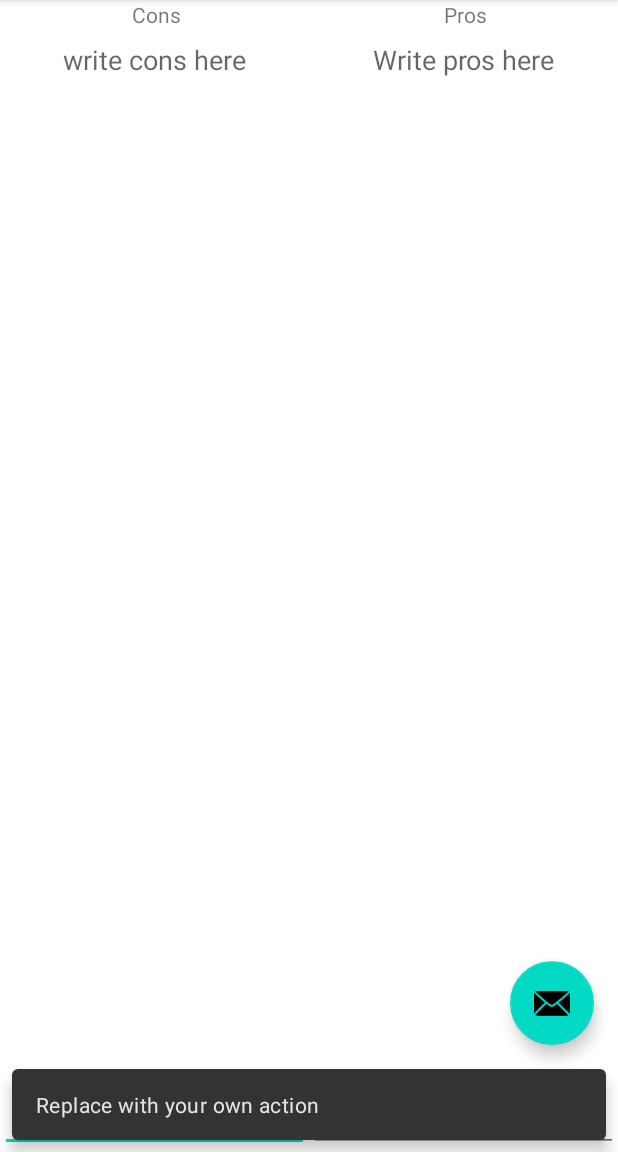
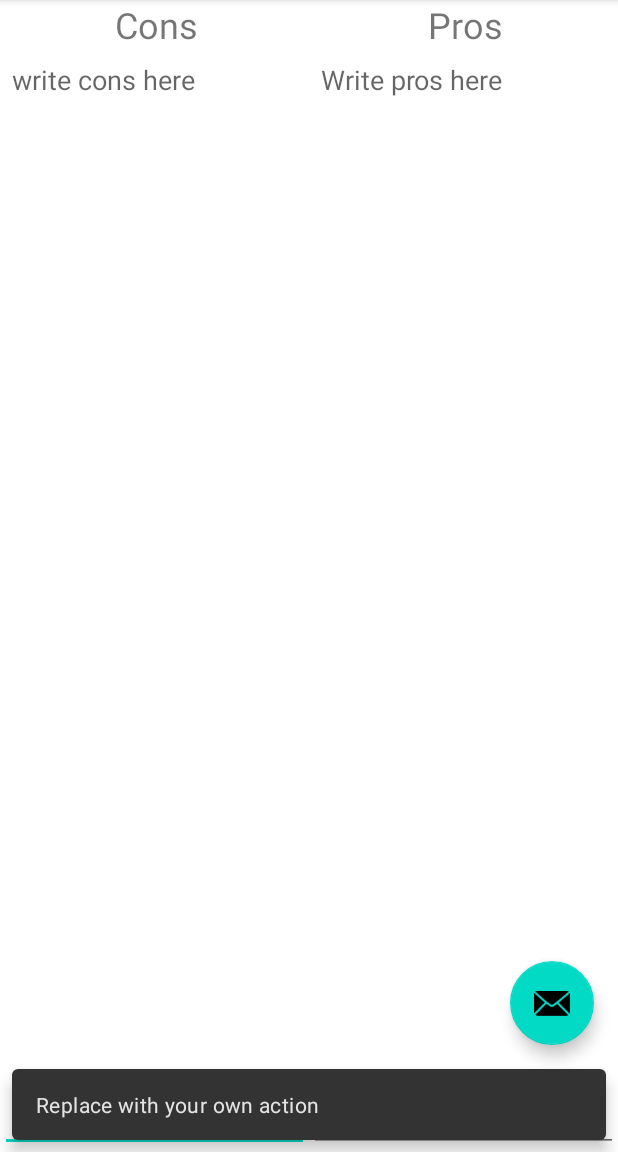
Before and after one commit to AbdallaBadreldin/review-app, an Android app: the ReviewActivity screen opened directly, with no data from a screen before it, after a tap on an icon or button, on a phone screen of 412 x 824 dp, the part 84-1236 px from its top. Run offline under Robolectric (Android 15) with nearby library versions, the phone set to English and light mode, and no system bars; our stand-ins replace navigation-ui.

Commit message:
changed UI to be better

```diff
--- a/app/src/main/java/com/fstech/review/ui/home/HomeFragment.kt
+++ b/app/src/main/java/com/fstech/review/ui/home/HomeFragment.kt
@@ -11,6 +11,7 @@ import androidx.fragment.app.Fragment
 import androidx.lifecycle.ViewModelProvider
 import androidx.recyclerview.widget.LinearLayoutManager
 import androidx.recyclerview.widget.RecyclerView
+import com.fstech.review.R
 import com.fstech.review.databinding.FragmentHomeBinding
 import com.fstech.review.model.User
 import com.google.firebase.database.ChildEventListener
@@ -54,9 +55,9 @@ class HomeFragment : Fragment() {
 
 
         val textView: TextView = binding.textHome
-        homeViewModel.text.observe(viewLifecycleOwner) {
-            textView.text = it
-        }
+
+            textView.text = getString(R.string.select_person_to_give_feedback)
+
         return root
     }
 
--- a/app/src/main/java/com/fstech/review/ui/home/HomeViewModel.kt
+++ b/app/src/main/java/com/fstech/review/ui/home/HomeViewModel.kt
@@ -6,8 +6,5 @@ import androidx.lifecycle.ViewModel
 
 class HomeViewModel : ViewModel() {
 
-    private val _text = MutableLiveData<String>().apply {
-        value = "This is home Fragment"
-    }
-    val text: LiveData<String> = _text
+
 }
--- a/app/src/main/res/layout/content_review.xml
+++ b/app/src/main/res/layout/content_review.xml
@@ -3,8 +3,8 @@
     xmlns:app="http://schemas.android.com/apk/res-auto"
     android:layout_width="match_parent"
     android:layout_height="match_parent"
-    app:layout_behavior="@string/appbar_scrolling_view_behavior"
-    android:orientation="vertical">
+    android:orientation="vertical"
+    app:layout_behavior="@string/appbar_scrolling_view_behavior">
 
     <LinearLayout
         android:layout_width="match_parent"
@@ -18,7 +18,8 @@
             android:layout_height="wrap_content"
             android:layout_weight="1"
             android:gravity="center"
-            android:text="@string/cons" />
+            android:text="@string/cons"
+            android:textSize="24sp" />
 
         <TextView
             android:id="@+id/textView4"
@@ -26,7 +27,8 @@
             android:layout_height="wrap_content"
             android:layout_weight="1"
             android:gravity="center"
-            android:text="@string/pros" />
+            android:text="@string/pros"
+            android:textSize="24sp" />
     </LinearLayout>
 
     <LinearLayout
@@ -36,25 +38,24 @@
         android:weightSum="2">
 
         <EditText
-            android:padding="8dp"
-            android:gravity="center_horizontal"
             android:id="@+id/consEdt"
             android:layout_width="0dp"
             android:layout_height="match_parent"
             android:layout_weight="1"
+            android:gravity="top"
             android:hint="@string/write_cons_here"
-            android:inputType="textAutoCorrect" />
+            android:inputType="textAutoCorrect"
+            android:padding="8dp" />
 
         <EditText
-            android:inputType="textAutoCorrect"
-            android:padding="8dp"
-            android:gravity="center_horizontal"
             android:id="@+id/prosEdt"
             android:layout_width="0dp"
             android:layout_height="match_parent"
             android:layout_weight="1"
+            android:gravity="top"
             android:hint="@string/write_pros_here"
-            />
+            android:inputType="textAutoCorrect"
+            android:padding="8dp" />
     </LinearLayout>
 
 
```
